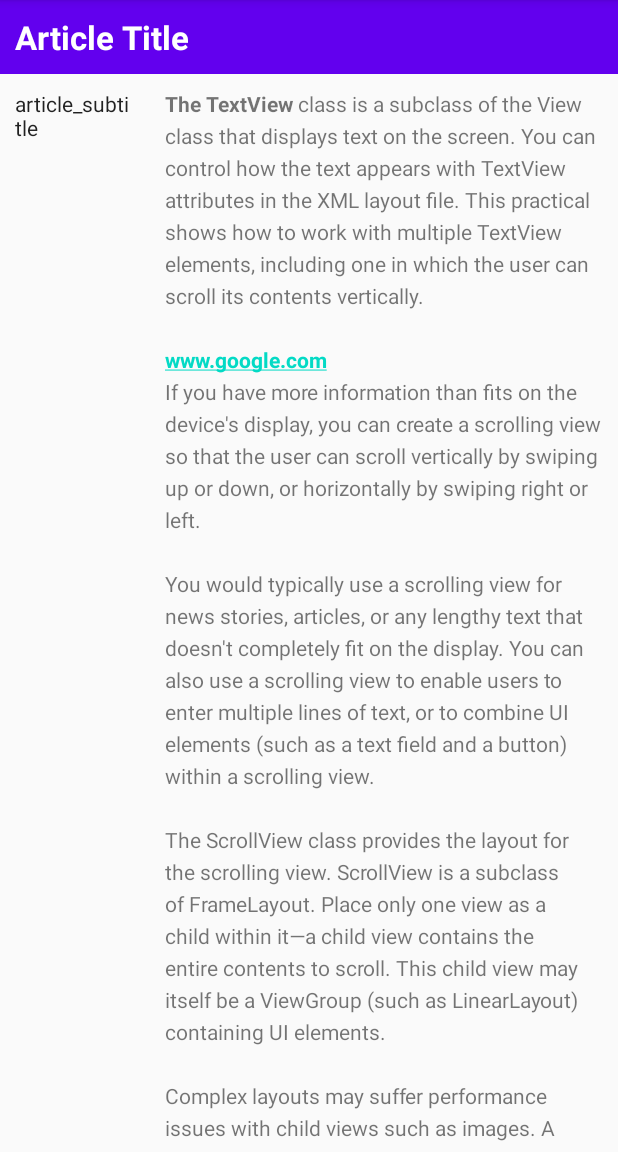
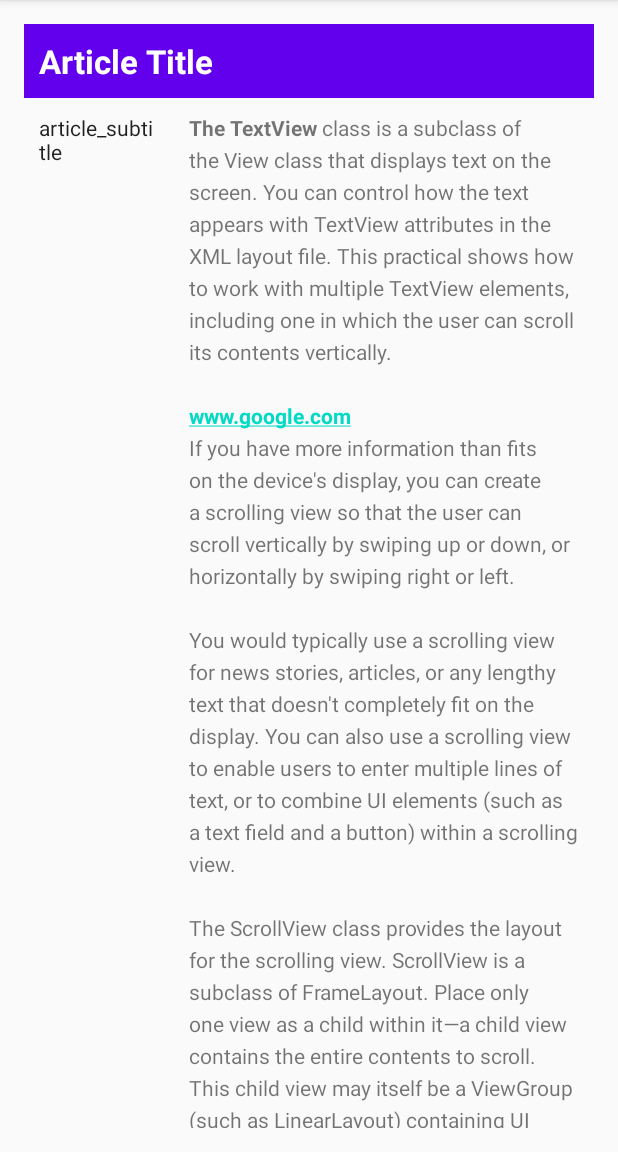
Before and after one commit to Jy-Yang22/practical_3_1.3_HW, an Android app: the screen it shows after launch (MainActivity), on a phone screen of 412 x 824 dp, the part 84-1236 px from its top. Run offline under Robolectric (Android 15) with nearby library versions, the phone set to English and light mode, and no system bars.

Commit message:
commit by Teh Jin Yang

```diff
--- a/app/src/main/res/layout/activity_main.xml
+++ b/app/src/main/res/layout/activity_main.xml
@@ -4,6 +4,10 @@
     android:layout_width="match_parent"
     android:layout_height="match_parent"
     android:visibility="visible"
+    android:paddingBottom="@dimen/activity_vertical_margin"
+    android:paddingLeft="@dimen/activity_horizontal_margin"
+    android:paddingRight="@dimen/activity_horizontal_margin"
+    android:paddingTop="@dimen/activity_vertical_margin"
     tools:context=".MainActivity">
 
     <TextView
--- a/app/src/main/res/values/dimens.xml
+++ b/app/src/main/res/values/dimens.xml
@@ -1,5 +1,7 @@
 <?xml version="1.0" encoding="utf-8"?>
 <resources>
+    <dimen name="activity_horizontal_margin">16dp</dimen>
+    <dimen name="activity_vertical_margin">16dp</dimen>
     <dimen name="padding_regular">10dp</dimen>
     <dimen name="line_spacing">5sp</dimen>
     <dimen name="subheading_width">100dp</dimen>
```
